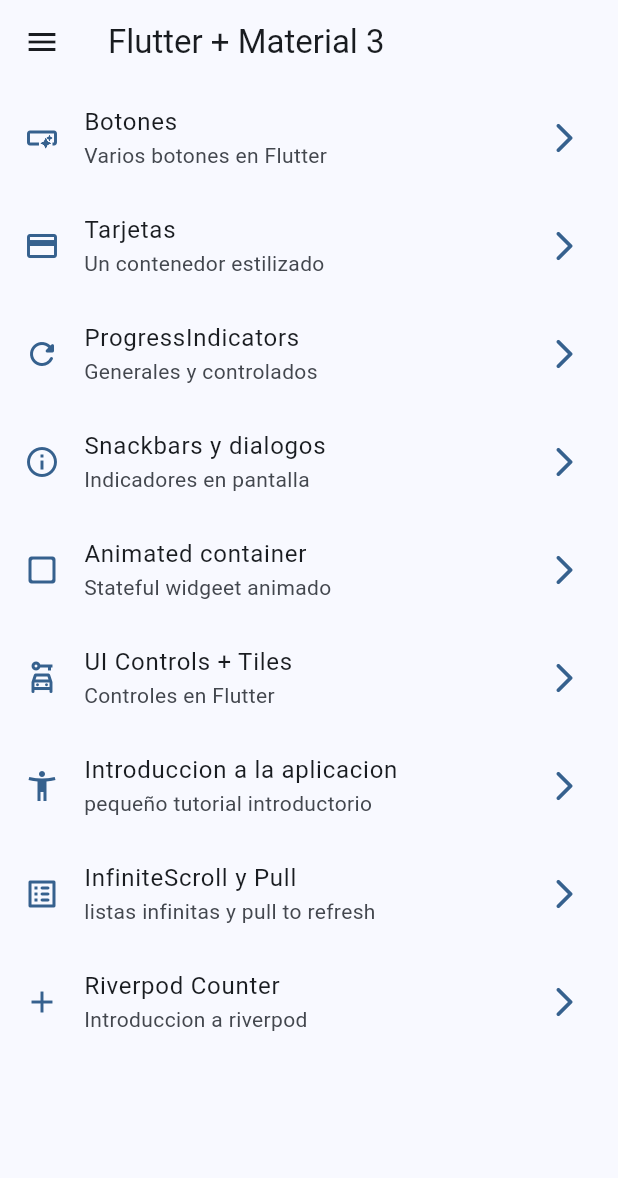
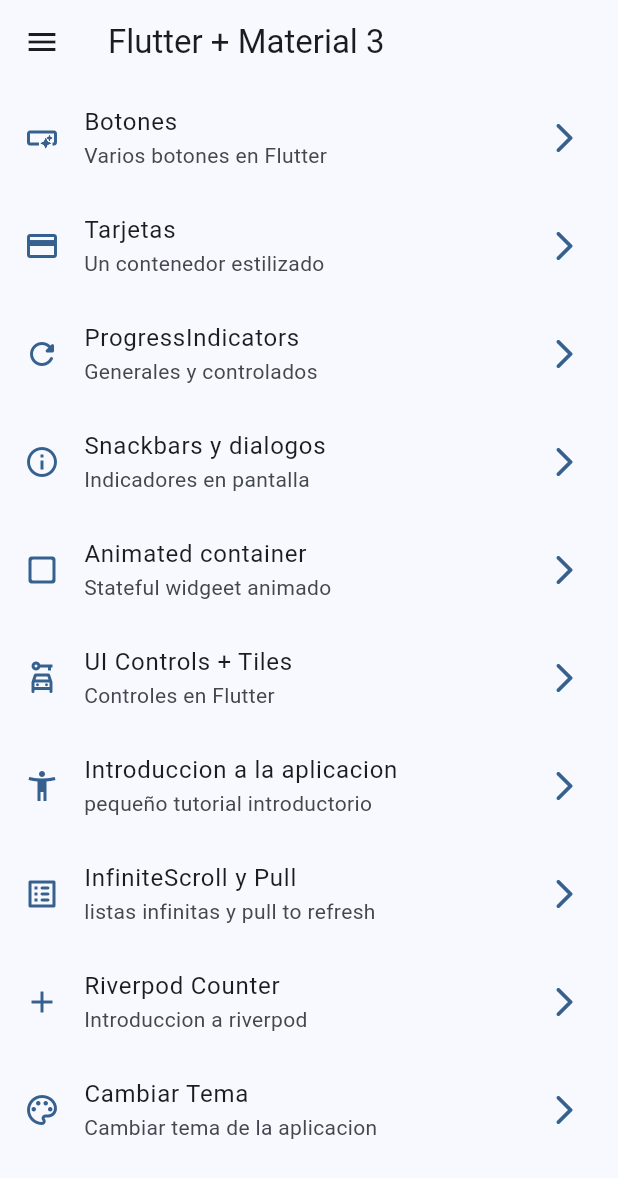
Before and after one commit to alejandrobecerraptor/flutter_widgets_app, a Flutter app: the screen it shows after launch, on a phone screen of 412 x 824 dp. Shown: the top 1178 px of the screen. Run offline on Flutter 3.47's test engine with Material 3 defaults, Android fonts, the phone set to English and light mode, and no system bars; our stand-ins replace animate_do, flutter_riverpod, go_router.

Commit message:
add funcionalidad change theme and darkmode with Riverpod

```diff
--- a/lib/config/menu/menu_items.dart
+++ b/lib/config/menu/menu_items.dart
@@ -59,4 +59,9 @@ const appMenuItems = <MenuItem>[
       subTitle: 'Introduccion a riverpod',
       link: '/counter-river',
       icon: Icons.add),
+  MenuItem(
+      title: 'Cambiar Tema',
+      subTitle: 'Cambiar tema de la aplicacion',
+      link: '/theme-changer',
+      icon: Icons.color_lens_outlined),
 ];
--- a/lib/config/router/app_router.dart
+++ b/lib/config/router/app_router.dart
@@ -56,5 +56,10 @@ final appRouter = GoRouter(
       name: CounterScreen.name,
       builder: (context, state) => const CounterScreen(),
     ),
+    GoRoute(
+      path: '/theme-changer',
+      name: ThemeChangerScreen.name,
+      builder: (context, state) => const ThemeChangerScreen(),
+    ),
   ],
 );
--- a/lib/config/theme/app_theme.dart
+++ b/lib/config/theme/app_theme.dart
@@ -13,14 +13,17 @@ const colorList = <Color>[
 
 class AppTheme {
   final int selectedColor;
+  final bool isDarkmode;
 
   AppTheme({
     this.selectedColor = 0,
+    this.isDarkmode = false,
   })  : assert(selectedColor >= 0, 'selected color must be greater then 0'),
         assert(selectedColor < colorList.length,
             'selected color must less or equal than ${colorList.length - 1}');
 
   ThemeData getTheme() => ThemeData(
+        brightness: isDarkmode ? Brightness.dark : Brightness.light,
         colorSchemeSeed: colorList[selectedColor],
         appBarTheme: const AppBarTheme(
           centerTitle: false,
--- a/lib/main.dart
+++ b/lib/main.dart
@@ -2,6 +2,7 @@ import 'package:flutter/material.dart';
 import 'package:flutter_riverpod/flutter_riverpod.dart';
 import 'package:widgets_app/config/router/app_router.dart';
 import 'package:widgets_app/config/theme/app_theme.dart';
+import 'package:widgets_app/presentation/providers/theme_provider.dart';
 
 void main() {
   runApp(
@@ -11,16 +12,22 @@ void main() {
   );
 }
 
-class MainApp extends StatelessWidget {
+class MainApp extends ConsumerWidget {
   const MainApp({super.key});
 
   @override
-  Widget build(BuildContext context) {
+  Widget build(BuildContext context, WidgetRef ref) {
+    final isDarkMode = ref.watch(isDarkmodeProvider);
+    final selectedColor = ref.watch(selectedColorProvider);
+
     return MaterialApp.router(
       title: 'Flutter Widgets',
       routerConfig: appRouter,
       debugShowCheckedModeBanner: false,
-      theme: AppTheme(selectedColor: 0).getTheme(),
+      theme: AppTheme(
+        selectedColor: selectedColor,
+        isDarkmode: isDarkMode,
+      ).getTheme(),
     );
   }
 }
--- a/lib/presentation/providers/theme_provider.dart
+++ b/lib/presentation/providers/theme_provider.dart
@@ -1,3 +1,12 @@
 import 'package:flutter_riverpod/flutter_riverpod.dart';
+import 'package:widgets_app/config/theme/app_theme.dart';
 
-final isDarkmodeProvider = StateProvider((ref) => false,);
+final isDarkmodeProvider = StateProvider((ref) => false);
+
+// listado de colores inmutable
+
+final colorListProvider = Provider((ref) => colorList);
+
+
+// un simple int
+final selectedColorProvider = StateProvider((ref) => 0);
--- a/lib/presentation/screens/screens.dart
+++ b/lib/presentation/screens/screens.dart
@@ -1,3 +1,4 @@
+export 'package:widgets_app/presentation/screens/theme_changer/theme_changer_screen.dart';
 export 'package:widgets_app/presentation/screens/counter/counter_screen.dart';
 export 'package:widgets_app/presentation/screens/animated/animated_screen.dart';
 export 'package:widgets_app/presentation/screens/app_tutorial/app_tutorial_screen.dart';
```
Also changed, not shown: lib/presentation/screens/theme_changer/theme_changer_screen.dart (added, +60 -0 lines).
